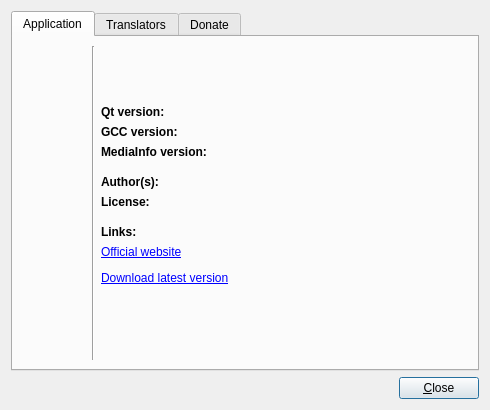
This is src/aboutwindow.ui in eugene-melnik/alexandra as Qt 5 draws it before an edit. The edited form follows.
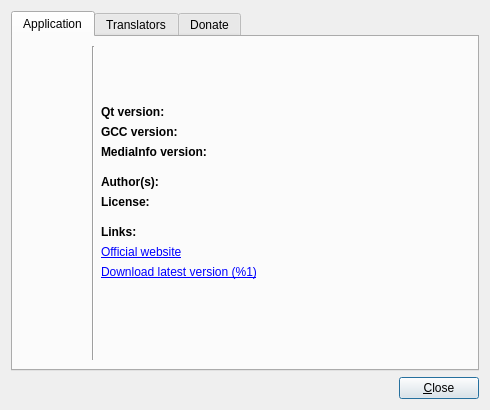
This is the edited form. Icons and pictures are not drawn.

What changed in the file:
```diff
--- a/src/aboutwindow.ui
+++ b/src/aboutwindow.ui
@@ -279,7 +279,17 @@
          <item>
           <widget class="QLabel" name="lLinks">
            <property name="text">
-            <string>&lt;html&gt;&lt;head/&gt;&lt;body&gt;&lt;p&gt;&lt;a href=&quot;http://alexandra-qt.sourceforge.net&quot;&gt;&lt;span style=&quot; text-decoration: underline; color:#0000ff;&quot;&gt;Official website&lt;/span&gt;&lt;/a&gt;&lt;/p&gt;&lt;p&gt;&lt;a href=&quot;http://alexandra-qt.sourceforge.net/en/download/&quot;&gt;&lt;span style=&quot; text-decoration: underline; color:#0000ff;&quot;&gt;Download latest version&lt;/span&gt;&lt;/a&gt;&lt;/p&gt;&lt;p&gt;&lt;br/&gt;&lt;/p&gt;&lt;/body&gt;&lt;/html&gt;</string>
+            <string>&lt;a href=&quot;http://alexandra-qt.sourceforge.net&quot;&gt;&lt;span style=&quot; text-decoration: underline; color:#0000ff;&quot;&gt;Official website&lt;/span&gt;&lt;/a&gt;</string>
+           </property>
+           <property name="openExternalLinks">
+            <bool>true</bool>
+           </property>
+          </widget>
+         </item>
+         <item>
+          <widget class="QLabel" name="lLinkLatestVersion">
+           <property name="text">
+            <string>&lt;a href=&quot;http://alexandra-qt.sourceforge.net/en/download/&quot;&gt;&lt;span style=&quot; text-decoration: underline; color:#0000ff;&quot;&gt;Download latest version (%1)&lt;/span&gt;&lt;/a&gt;</string>
            </property>
            <property name="openExternalLinks">
             <bool>true</bool>
```
Left out of the diff: 2 changed lines with no effect on the pictures.
